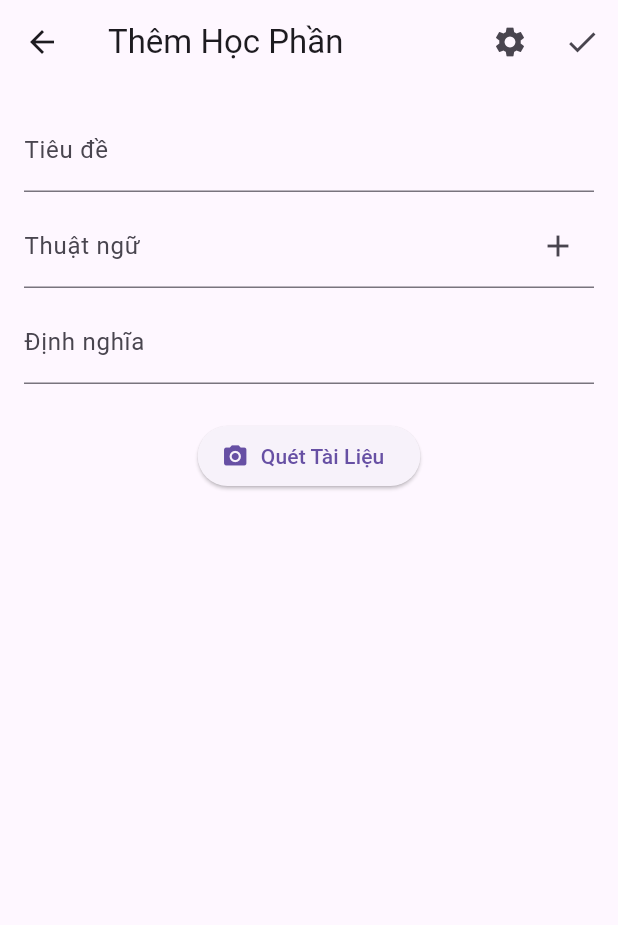
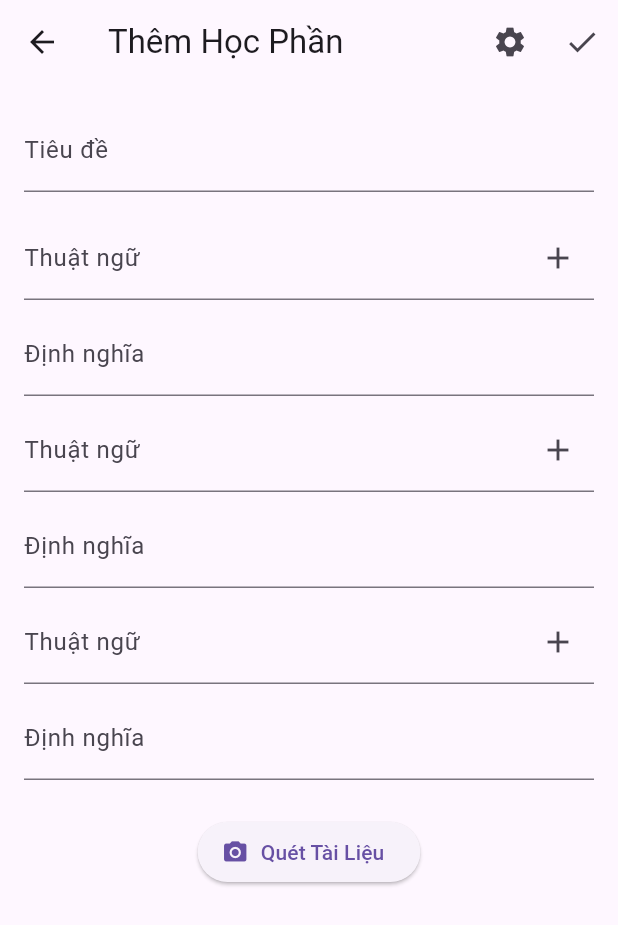
Before and after one commit to kuten2011/Learn-English-with-card, a Flutter app: the AddTermScreen screen opened directly, on a phone screen of 412 x 824 dp. Shown: the top 925 px of the screen. Run offline on Flutter 3.47's test engine with Material 3 defaults, Android fonts, the phone set to English and light mode, and no system bars; our stand-ins replace cloud_firestore, firebase_auth, firebase_core; accounts and stored records are empty.

Commit message:
update add term

```diff
--- a/lib/ui/term_ui/addTermScreen.dart
+++ b/lib/ui/term_ui/addTermScreen.dart
@@ -3,15 +3,27 @@ import 'package:firebase_auth/firebase_auth.dart';
 import 'package:flutter/material.dart';
 import 'settingTermScreen.dart';
 
-class AddTermScreen extends StatelessWidget {
-  //final VoidCallback onTermAdded;
+class AddTermScreen extends StatefulWidget {
+  @override
+  State<AddTermScreen> createState() => _AddTermScreenState();
+}
+
+class _AddTermScreenState extends State<AddTermScreen> {
   final TextEditingController _titleController = TextEditingController();
-  final TextEditingController _termController = TextEditingController();
-  final TextEditingController _definitionController = TextEditingController();
   final TextEditingController _userNameController = TextEditingController();
+  final List<TextEditingController> _englishTermController = [];
+  final List<TextEditingController> _vietnameseDefinitionController = [];
+
+  @override
+  void initState() {
+    super.initState();
+    for (int i = 0; i < 3; i++) {
+      _englishTermController.add(TextEditingController());
+      _vietnameseDefinitionController.add(TextEditingController());
+    }
+  }
 
   //AddTermScreen({required this.onTermAdded});
-
   @override
   Widget build(BuildContext context) {
     return Scaffold(
@@ -19,43 +31,42 @@ class AddTermScreen extends StatelessWidget {
         title: Text('Thêm Học Phần'),
         actions: <Widget>[
           IconButton(
-            icon: Icon(Icons.settings), // Icon cài đặt
+            icon: Icon(Icons.settings),
             onPressed: () {
-              // Xử lý khi nhấn "Cài Đặt"
               Navigator.push(
                 context,
-                MaterialPageRoute(
-                    builder: (context) =>
-                        SettingTermScreen()), // Màn hình cài đặt
+                MaterialPageRoute(builder: (context) => SettingTermScreen()),
               );
             },
           ),
           IconButton(
             icon: Icon(Icons.done),
             onPressed: () async {
-              // Xử lý khi nhấn "Xong"
               final CollectionReference termsCollection =
                   FirebaseFirestore.instance.collection('terms');
 
               final User? currentUser = FirebaseAuth.instance.currentUser;
 
-              Map<String, dynamic> term = {
-                'title': _titleController.text,
-                'term': _termController.text,
-                'definition': _definitionController.text,
-                'userEmail': currentUser?.email,
-                'userName': _userNameController.text,
-              };
+              List<Map<String, dynamic>> terms = [];
 
-              await termsCollection.add(term);
+              for (int i = 0; i < 3; i++) {
+                Map<String, dynamic> term = {
+                  'title': _titleController.text,
+                  'english': _englishTermController[i].text,
+                  'vietnamese': _vietnameseDefinitionController[i].text,
+                  'userEmail': currentUser?.email,
+                  'userName': _userNameController.text,
+                };
+                terms.add(term);
+              }
+
+              await termsCollection.add(terms);
 
               ScaffoldMessenger.of(context).showSnackBar(
                 SnackBar(
                   content: Text('Term has been added successfully.'),
                 ),
               );
-
-              //onTermAdded();
 
               Navigator.pop(context, true);
             },
@@ -75,25 +86,7 @@ class AddTermScreen extends StatelessWidget {
                 ),
               ),
               SizedBox(height: 8.0),
-              TextField(
-                controller: _termController,
-                decoration: InputDecoration(
-                  labelText: 'Thuật ngữ',
-                  suffixIcon: IconButton(
-                    icon: Icon(Icons.add),
-                    onPressed: () {
-                      // Xử lý khi nhấn thêm "Thuật ngữ"
-                    },
-                  ),
-                ),
-              ),
-              SizedBox(height: 8.0),
-              TextField(
-                controller: _definitionController,
-                decoration: InputDecoration(
-                  labelText: 'Định nghĩa',
-                ),
-              ),
+              ..._buildTermFields(),
               SizedBox(height: 24.0),
               Center(
                 child: ElevatedButton.icon(
@@ -110,4 +103,35 @@ class AddTermScreen extends StatelessWidget {
       ),
     );
   }
+
+  List<Widget> _buildTermFields() {
+    List<Widget> termFields = [];
+
+    for (int i = 0; i < 3; i++) {
+      termFields.addAll([
+        SizedBox(height: 8.0),
+        TextField(
+          controller: _englishTermController[i],
+          decoration: InputDecoration(
+            labelText: 'Thuật ngữ',
+            suffixIcon: IconButton(
+              icon: Icon(Icons.add),
+              onPressed: () {
+                // Xử lý khi nhấn thêm "Thuật ngữ"
+              },
+            ),
+          ),
+        ),
+        SizedBox(height: 8.0),
+        TextField(
+          controller: _vietnameseDefinitionController[i],
+          decoration: InputDecoration(
+            labelText: 'Định nghĩa',
+          ),
+        ),
+      ]);
+    }
+
+    return termFields;
+  }
 }
```
Also changed, not shown: lib/ui/term_ui/cartListScreen.dart (+28 -11 lines).
